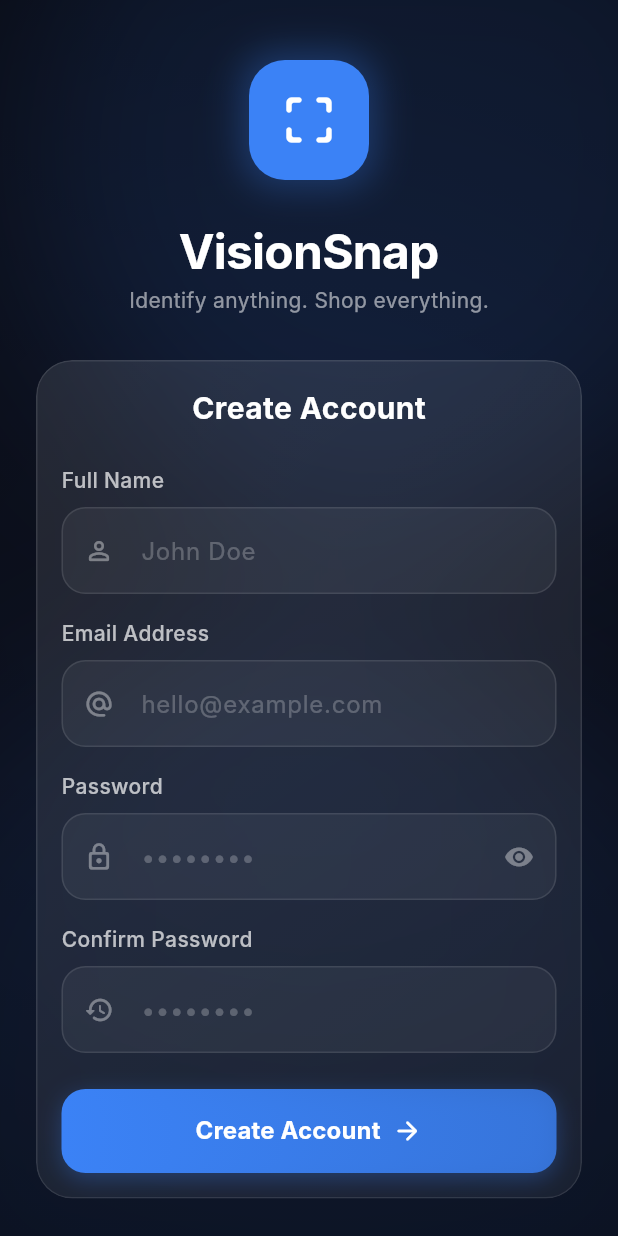
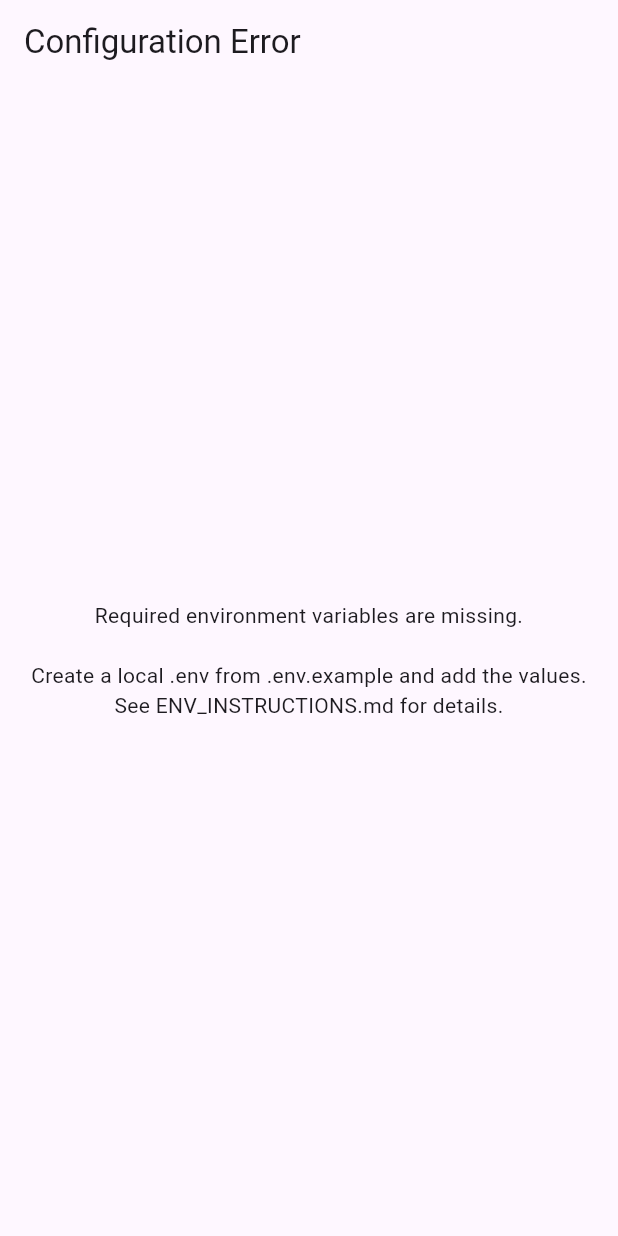
Before and after one commit to SakinaKheraj/visionSnap, a Flutter app: the screen it shows after launch, on a phone screen of 412 x 824 dp. Run offline on Flutter 3.47's test engine with Material 3 defaults, Android fonts, the light colour scheme and no system bars; our stand-ins replace connectivity_plus, dartz, equatable, flutter_dotenv; Roboto replaces fonts that are missing (Inter).

Commit message:
Core Setup

```diff
--- a/lib/core/constants/app_constants.dart
+++ b/lib/core/constants/app_constants.dart
@@ -0,0 +1,15 @@
+import 'package:flutter_dotenv/flutter_dotenv.dart';
+
+class ApiConstants {
+  static String get supabaseUrl => dotenv.env['SUPABASE_URL'] ?? '';
+  static String get supabaseAnonKey => dotenv.env['SUPABASE_ANON_KEY'] ?? '';
+  static String get visionApiKey => dotenv.env['GOOGLE_VISION_API_KEY'] ?? '';
+
+  static const String visionApiUrl = 'https://vision.googleapis.com/v1/images:annotate';
+
+  static bool get isConfigured {
+    return supabaseUrl.isNotEmpty &&
+          supabaseAnonKey.isNotEmpty &&
+          visionApiKey.isNotEmpty;
+  }
+}
--- a/lib/main.dart
+++ b/lib/main.dart
@@ -1,17 +1,55 @@
 import 'package:flutter/material.dart';
 import 'package:flutter/services.dart';
+import 'package:flutter_dotenv/flutter_dotenv.dart';
+import 'core/constants/app_constants.dart';
+
 import 'features/auth/presentation/pages/signup_screen.dart';
 import 'core/theme/glass_theme.dart';
 
-void main() {
+Future<void> main() async {
   WidgetsFlutterBinding.ensureInitialized();
+  await dotenv.load(fileName: '.env');
+
+  // If required environment variables are missing, show a helpful error UI
+  if (!ApiConstants.isConfigured) {
+    runApp(const EnvErrorApp());
+    return;
+  }
+
   SystemChrome.setSystemUIOverlayStyle(
     const SystemUiOverlayStyle(
       statusBarColor: Colors.transparent,
       statusBarIconBrightness: Brightness.light,
     ),
   );
+
   runApp(const VisionSnapApp());
+}
+
+class EnvErrorApp extends StatelessWidget {
+  const EnvErrorApp({Key? key}) : super(key: key);
+
+  @override
+  Widget build(BuildContext context) {
+    return MaterialApp(
+      title: 'VisionSnap (Missing env) ',
+      debugShowCheckedModeBanner: false,
+      home: Scaffold(
+        appBar: AppBar(title: const Text('Configuration Error')),
+        body: const Center(
+          child: Padding(
+            padding: EdgeInsets.all(16.0),
+            child: Text(
+              'Required environment variables are missing.\n\n'
+              'Create a local .env from .env.example and add the values.\n'
+              'See ENV_INSTRUCTIONS.md for details.',
+              textAlign: TextAlign.center,
+            ),
+          ),
+        ),
+      ),
+    );
+  }
 }
 
 class VisionSnapApp extends StatelessWidget {
```
Also changed, not shown: lib/core/error/exceptions.dart (added, +14 -0 lines), lib/core/error/failures.dart (added, +25 -0 lines), lib/core/network/network_info.dart (added, +17 -0 lines), lib/core/usecases/usecase.dart (added, +10 -0 lines), pubspec.yaml (+52 -68 lines), pubspec.lock, 8 other files.
